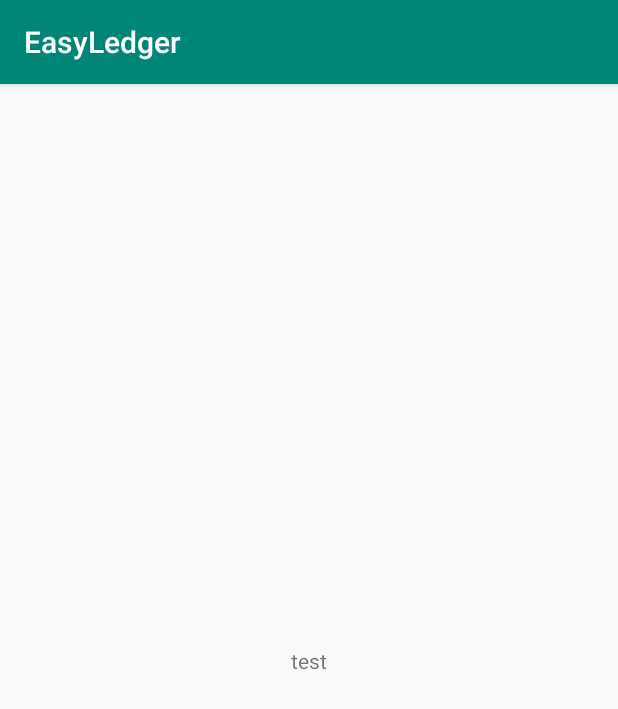
After one commit to han-code-4-fun/EasyLedger, an Android app: the LauncherActivity screen opened directly, with no data from a screen before it, on a phone screen of 412 x 824 dp. The commit adds this screen. Shown: the top 709 px of the screen. Run offline under Robolectric (Android 15) with nearby library versions, the phone set to English and light mode, and no system bars.

Commit message:
Features: 1.add LauncherActivity to request sms-read permission; 2. test sms BroadcastReceiver

```diff
--- /dev/null
+++ b/app/src/main/java/hanzhou/easyledger/ui/LauncherActivity.java
@@ -0,0 +1,51 @@
+package hanzhou.easyledger.ui;
+
+import androidx.annotation.NonNull;
+import androidx.appcompat.app.AppCompatActivity;
+import androidx.core.app.ActivityCompat;
+import androidx.core.content.ContextCompat;
+
+import android.Manifest;
+import android.content.Intent;
+import android.content.pm.PackageManager;
+import android.os.Bundle;
+import android.util.Log;
+
+import hanzhou.easyledger.R;
+
+public class LauncherActivity extends AppCompatActivity {
+
+    public final static int REQUEST_CODE_READMSG = 1001;
+
+    private static final String TAG = LauncherActivity.class.getSimpleName();
+    @Override
+    protected void onCreate(Bundle savedInstanceState) {
+        super.onCreate(savedInstanceState);
+        setContentView(R.layout.activity_launcher);
+
+        if (ContextCompat.checkSelfPermission(this, Manifest.permission.RECEIVE_SMS)
+                != PackageManager.PERMISSION_GRANTED) {
+            // Permission is not granted
+            ActivityCompat.requestPermissions(this,
+                    new String[]{Manifest.permission.RECEIVE_SMS},
+                    REQUEST_CODE_READMSG);
+        }else{
+            Log.d(TAG, "onCreate: Already granted");
+            startActivity(new Intent(this, OverviewActivity.class));
+        }
+    }
+
+    @Override
+    public void onRequestPermissionsResult(
+            int requestCode, @NonNull String[] permissions, @NonNull int[] grantResults)
+    {
+        super.onRequestPermissionsResult(requestCode, permissions, grantResults);
+        if(requestCode == REQUEST_CODE_READMSG) {
+            if (grantResults.length > 0
+                    && grantResults[0] == PackageManager.PERMISSION_GRANTED) {
+                Log.d(TAG, "onRequestPermissionsResult: Granted");
+                startActivity(new Intent(this, OverviewActivity.class));
+            }
+        }
+    }
+}
--- /dev/null
+++ b/app/src/main/res/layout/activity_launcher.xml
@@ -0,0 +1,24 @@
+<?xml version="1.0" encoding="utf-8"?>
+<androidx.constraintlayout.widget.ConstraintLayout xmlns:android="http://schemas.android.com/apk/res/android"
+    xmlns:app="http://schemas.android.com/apk/res-auto"
+    xmlns:tools="http://schemas.android.com/tools"
+    android:layout_width="match_parent"
+    android:layout_height="match_parent"
+    tools:context=".ui.LauncherActivity">
+
+    <TextView
+        android:id="@+id/textView"
+        android:layout_width="wrap_content"
+        android:layout_height="wrap_content"
+        android:layout_marginStart="8dp"
+        android:layout_marginLeft="8dp"
+        android:layout_marginTop="8dp"
+        android:layout_marginEnd="8dp"
+        android:layout_marginRight="8dp"
+        android:layout_marginBottom="8dp"
+        android:text="test"
+        app:layout_constraintBottom_toBottomOf="parent"
+        app:layout_constraintEnd_toEndOf="parent"
+        app:layout_constraintStart_toStartOf="parent"
+        app:layout_constraintTop_toTopOf="parent" />
+</androidx.constraintlayout.widget.ConstraintLayout>
--- a/app/src/main/res/layout/activity_main.xml
+++ b/app/src/main/res/layout/activity_overview.xml
@@ -4,7 +4,7 @@
     xmlns:tools="http://schemas.android.com/tools"
     android:layout_width="match_parent"
     android:layout_height="match_parent"
-    tools:context=".MainActivity">
+    tools:context=".ui.OverviewActivity">
 
     <TextView
         android:layout_width="wrap_content"
```
Also changed, not shown: app/src/main/AndroidManifest.xml (+10 -1 lines), app/src/main/java/hanzhou/easyledger/MainActivity.java (deleted, +0 -14 lines), app/src/main/java/hanzhou/easyledger/SmsBroadcastReceiver.java (added, +47 -0 lines), app/src/main/java/hanzhou/easyledger/ui/OverviewActivity.java (added, +46 -0 lines).
